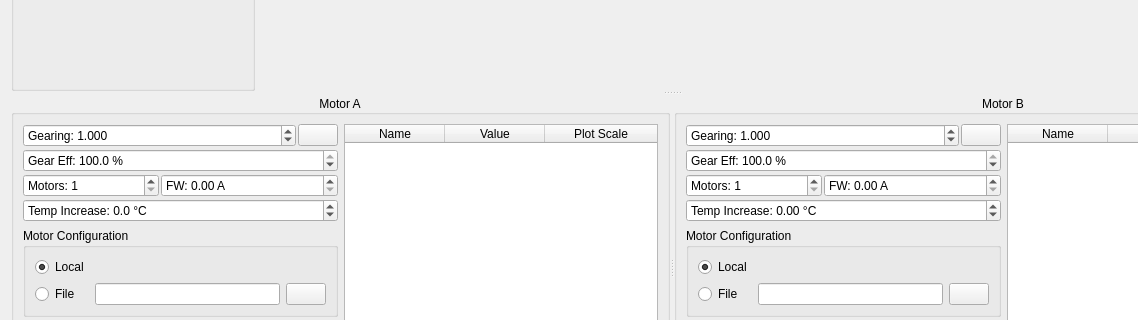
Before: the Qt Designer form pages/pagemotorcomparison.ui in vedderb/vesc_tool, drawn with Qt 5; both pictures show x 0 to 1138 and y 341 to 661 of the 1344 by 790 pixel window.
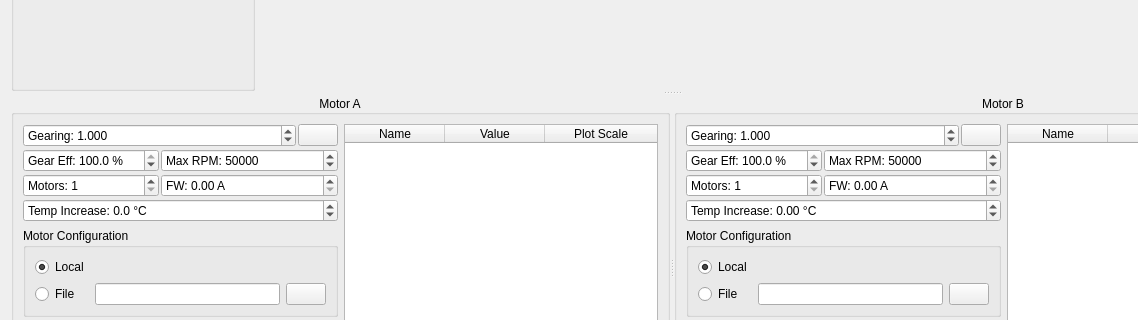
After: the same form once the commit is applied. Icons and pictures are not drawn. Custom widgets are drawn as their Qt base class.

Commit message: Added maxrpm, gui reading cleanup

Patch:
```diff
--- a/pages/pagemotorcomparison.ui
+++ b/pages/pagemotorcomparison.ui
@@ -618,31 +618,6 @@
               </property>
              </widget>
             </item>
-            <item row="1" column="0" colspan="3">
-             <widget class="QDoubleSpinBox" name="m1GearEfficiencyBox">
-              <property name="prefix">
-               <string>Gear Eff: </string>
-              </property>
-              <property name="suffix">
-               <string> %</string>
-              </property>
-              <property name="decimals">
-               <number>1</number>
-              </property>
-              <property name="minimum">
-               <double>0.100000000000000</double>
-              </property>
-              <property name="maximum">
-               <double>100.000000000000000</double>
-              </property>
-              <property name="singleStep">
-               <double>0.200000000000000</double>
-              </property>
-              <property name="value">
-               <double>100.000000000000000</double>
-              </property>
-             </widget>
-            </item>
             <item row="2" column="0">
              <widget class="QDoubleSpinBox" name="m1MotorNumBox">
               <property name="toolTip">
@@ -725,6 +700,50 @@
               </property>
              </widget>
             </item>
+            <item row="1" column="0">
+             <widget class="QDoubleSpinBox" name="m1GearEfficiencyBox">
+              <property name="prefix">
+               <string>Gear Eff: </string>
+              </property>
+              <property name="suffix">
+               <string> %</string>
+              </property>
+              <property name="decimals">
+               <number>1</number>
+              </property>
+              <property name="minimum">
+               <double>0.100000000000000</double>
+              </property>
+              <property name="maximum">
+               <double>100.000000000000000</double>
+              </property>
+              <property name="singleStep">
+               <double>0.200000000000000</double>
+              </property>
+              <property name="value">
+               <double>100.000000000000000</double>
+              </property>
+             </widget>
+            </item>
+            <item row="1" column="1" colspan="2">
+             <widget class="QDoubleSpinBox" name="m1MaxRpmBox">
+              <property name="toolTip">
+               <string>Maximum motor shaft RPM</string>
+              </property>
+              <property name="prefix">
+               <string>Max RPM: </string>
+              </property>
+              <property name="decimals">
+               <number>0</number>
+              </property>
+              <property name="maximum">
+               <double>500000.000000000000000</double>
+              </property>
+              <property name="value">
+               <double>50000.000000000000000</double>
+              </property>
+             </widget>
+            </item>
            </layout>
           </item>
           <item>
@@ -890,31 +909,6 @@
               </property>
              </widget>
             </item>
-            <item row="1" column="0" colspan="3">
-             <widget class="QDoubleSpinBox" name="m2GearEfficiencyBox">
-              <property name="prefix">
-               <string>Gear Eff: </string>
-              </property>
-              <property name="suffix">
-               <string> %</string>
-              </property>
-              <property name="decimals">
-               <number>1</number>
-              </property>
-              <property name="minimum">
-               <double>0.100000000000000</double>
-              </property>
-              <property name="maximum">
-               <double>100.000000000000000</double>
-              </property>
-              <property name="singleStep">
-               <double>0.200000000000000</double>
-              </property>
-              <property name="value">
-               <double>100.000000000000000</double>
-              </property>
-             </widget>
-            </item>
             <item row="2" column="0">
              <widget class="QDoubleSpinBox" name="m2MotorNumBox">
               <property name="toolTip">
@@ -963,6 +957,50 @@
               </property>
              </widget>
             </item>
+            <item row="1" column="0">
+             <widget class="QDoubleSpinBox" name="m2GearEfficiencyBox">
+              <property name="prefix">
+               <string>Gear Eff: </string>
+              </property>
+              <property name="suffix">
+               <string> %</string>
+              </property>
+              <property name="decimals">
+               <number>1</number>
+              </property>
+              <property name="minimum">
+               <double>0.100000000000000</double>
+              </property>
+              <property name="maximum">
+               <double>100.000000000000000</double>
+              </property>
+              <property name="singleStep">
+               <double>0.200000000000000</double>
+              </property>
+              <property name="value">
+               <double>100.000000000000000</double>
+              </property>
+             </widget>
+            </item>
+            <item row="1" column="1" colspan="2">
+             <widget class="QDoubleSpinBox" name="m2MaxRpmBox">
+              <property name="toolTip">
+               <string>Maximum motor shaft RPM</string>
+              </property>
+              <property name="prefix">
+               <string>Max RPM: </string>
+              </property>
+              <property name="decimals">
+               <number>0</number>
+              </property>
+              <property name="maximum">
+               <double>500000.000000000000000</double>
+              </property>
+              <property name="value">
+               <double>50000.000000000000000</double>
+              </property>
+             </widget>
+            </item>
            </layout>
           </item>
           <item>
```
The commit also changes 2 other files.
